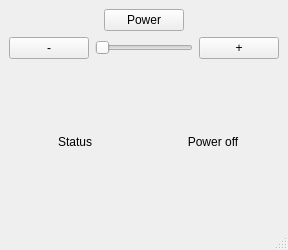
Old version of the form SongPalLayout.ui in the repository flyingclimber/SongPalRemote.
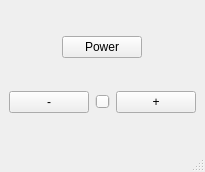
New version of the form.

Commit message: Switch to status bar

Patch:
```diff
--- a/SongPalLayout.ui
+++ b/SongPalLayout.ui
@@ -6,8 +6,8 @@
    <rect>
     <x>0</x>
     <y>0</y>
-    <width>288</width>
-    <height>250</height>
+    <width>173</width>
+    <height>172</height>
    </rect>
   </property>
   <property name="windowTitle">
@@ -26,6 +26,9 @@
       </item>
       <item>
        <widget class="QSlider" name="volumeSlider">
+        <property name="enabled">
+         <bool>false</bool>
+        </property>
         <property name="orientation">
          <enum>Qt::Horizontal</enum>
         </property>
@@ -40,30 +43,6 @@
       </item>
      </layout>
     </item>
-    <item row="3" column="0">
-     <layout class="QHBoxLayout" name="statusLayout">
-      <item>
-       <widget class="QLabel" name="currentStatusLabel">
-        <property name="text">
-         <string>Status</string>
-        </property>
-        <property name="alignment">
-         <set>Qt::AlignCenter</set>
-        </property>
-       </widget>
-      </item>
-      <item>
-       <widget class="QLabel" name="statusTextLabel">
-        <property name="text">
-         <string>Power off</string>
-        </property>
-        <property name="alignment">
-         <set>Qt::AlignCenter</set>
-        </property>
-       </widget>
-      </item>
-     </layout>
-    </item>
     <item row="0" column="0">
      <layout class="QHBoxLayout" name="powerLayout">
       <item>
@@ -74,9 +53,18 @@
           <verstretch>0</verstretch>
          </sizepolicy>
         </property>
+        <property name="layoutDirection">
+         <enum>Qt::LeftToRight</enum>
+        </property>
         <property name="text">
          <string>Power</string>
         </property>
+        <property name="default">
+         <bool>false</bool>
+        </property>
+        <property name="flat">
+         <bool>false</bool>
+        </property>
        </widget>
       </item>
      </layout>
```
Left out of the diff: 2 changed lines with no effect on the pictures. The commit also changes 1 other file.
